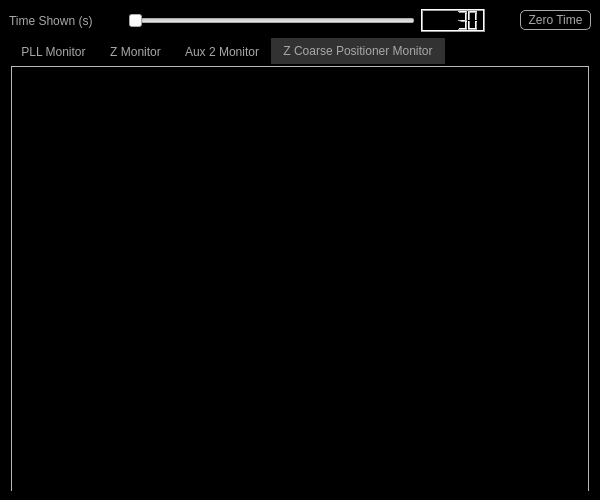
Qt form GUI/Approach/ApproachMonitor.ui (afylab/nanoSQUID-Scanning-Software) before a commit.
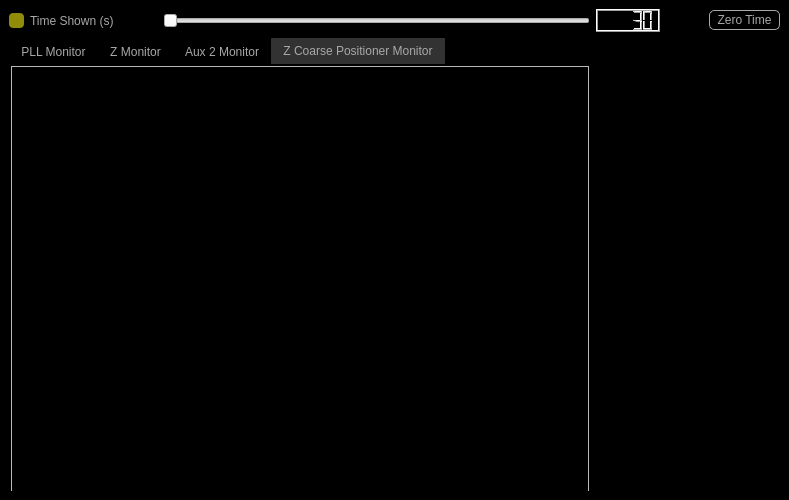
The same form after that commit. Icons and pictures are not drawn.

Commit message: Added new 3He approach sequence (selectable with approach_type parameter) and about 3 months of incremental improvements and bug fixes.

Patch:
```diff
--- a/GUI/Approach/ApproachMonitor.ui
+++ b/GUI/Approach/ApproachMonitor.ui
@@ -6,7 +6,7 @@
    <rect>
     <x>0</x>
     <y>0</y>
-    <width>600</width>
+    <width>789</width>
     <height>500</height>
    </rect>
   </property>
@@ -53,7 +53,35 @@
    </property>
    <layout class="QGridLayout" name="gridLayout">
     <item row="0" column="0">
-     <layout class="QHBoxLayout" name="horizontalLayout" stretch="0,1,10,0,1,0">
+     <layout class="QHBoxLayout" name="horizontalLayout" stretch="0,0,1,10,0,1,0">
+      <item>
+       <widget class="QPushButton" name="push_Servers">
+        <property name="minimumSize">
+         <size>
+          <width>15</width>
+          <height>15</height>
+         </size>
+        </property>
+        <property name="maximumSize">
+         <size>
+          <width>15</width>
+          <height>15</height>
+         </size>
+        </property>
+        <property name="toolTip">
+         <string>Push to see server requirements. </string>
+        </property>
+        <property name="styleSheet">
+         <string notr="true">#push_Servers{
+background: rgb(144, 140, 9);
+ border-radius: 4px;
+}</string>
+        </property>
+        <property name="text">
+         <string/>
+        </property>
+       </widget>
+      </item>
       <item>
        <widget class="QLabel" name="label">
         <property name="text">
```
The commit also changes 21 other files.
